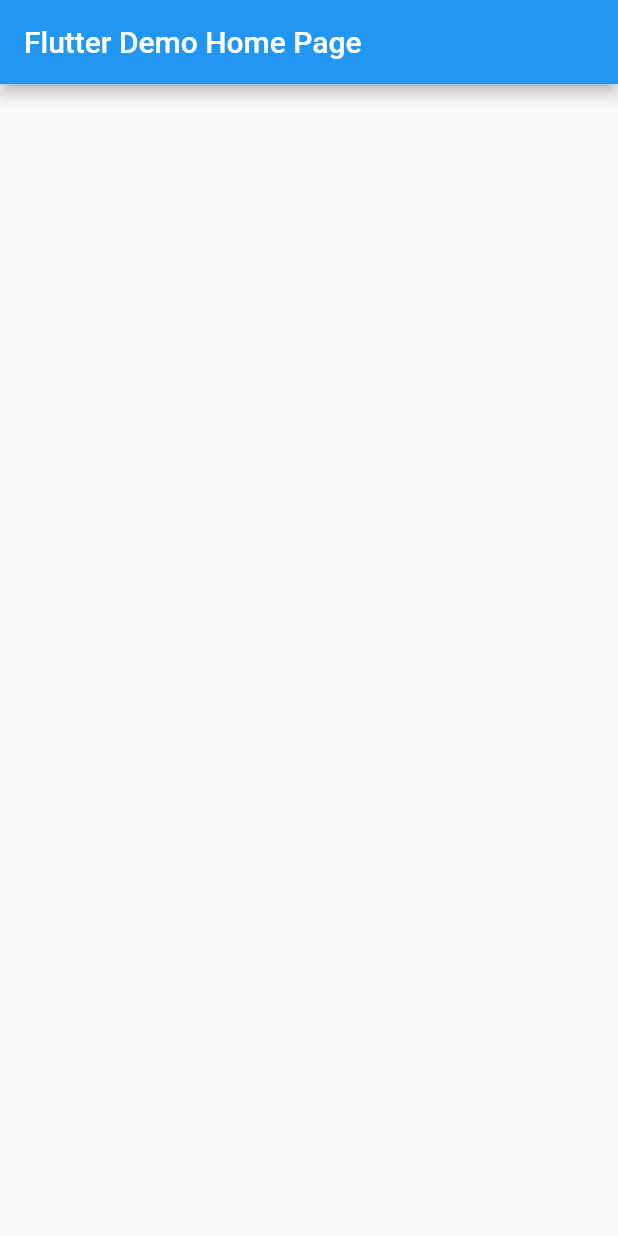
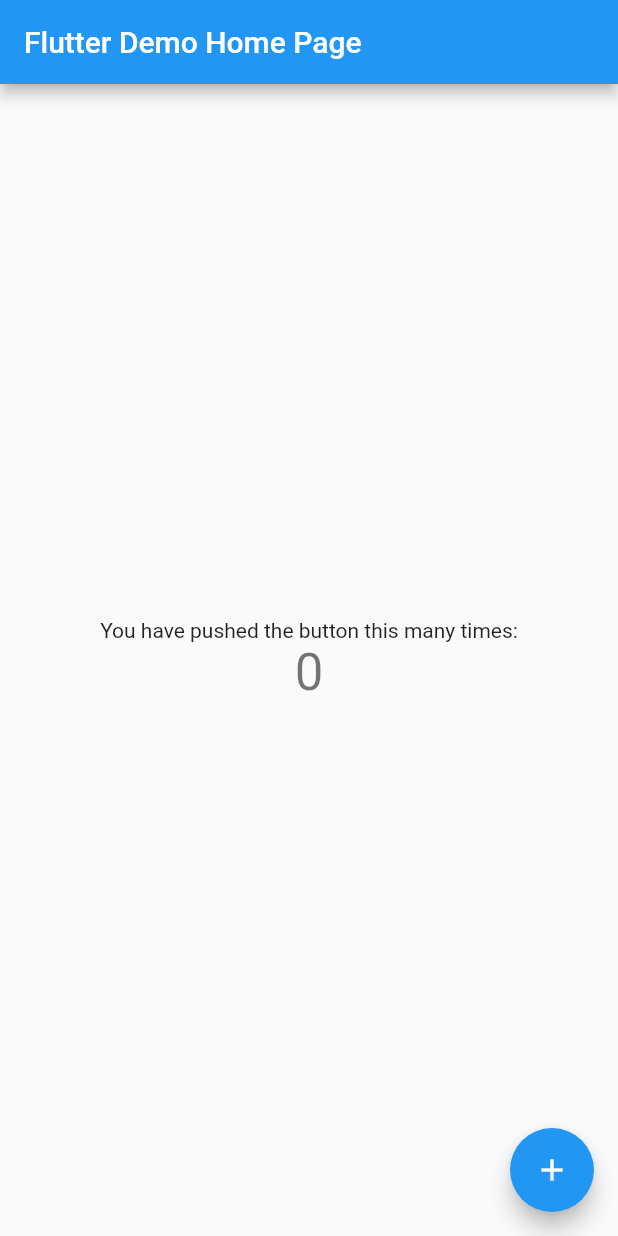
Before and after one commit to erginushi/experience_finder, a Flutter app: the screen it shows after launch, on a phone screen of 412 x 824 dp. Run offline on Flutter 3.47's test engine with Material 2 defaults, Android fonts, the phone set to English and light mode, and no system bars.

Commit message:
Wip second scr

```diff
--- a/lib/main.dart
+++ b/lib/main.dart
@@ -1,4 +1,3 @@
-import 'package:epxerience_finder/screens/home_screen.dart';
 import 'package:flutter/material.dart';
 
 void main() {
@@ -14,6 +13,15 @@ class MyApp extends StatelessWidget {
     return MaterialApp(
       title: 'Flutter Demo',
       theme: ThemeData(
+        // This is the theme of your application.
+        //
+        // Try running your application with "flutter run". You'll see the
+        // application has a blue toolbar. Then, without quitting the app, try
+        // changing the primarySwatch below to Colors.green and then invoke
+        // "hot reload" (press "r" in the console where you ran "flutter run",
+        // or simply save your changes to "hot reload" in a Flutter IDE).
+        // Notice that the counter didn't reset back to zero; the application
+        // is not restarted.
         primarySwatch: Colors.blue,
       ),
       home: const MyHomePage(title: 'Flutter Demo Home Page'),
@@ -24,6 +32,15 @@ class MyApp extends StatelessWidget {
 class MyHomePage extends StatefulWidget {
   const MyHomePage({super.key, required this.title});
 
+  // This widget is the home page of your application. It is stateful, meaning
+  // that it has a State object (defined below) that contains fields that affect
+  // how it looks.
+
+  // This class is the configuration for the state. It holds the values (in this
+  // case the title) provided by the parent (in this case the App widget) and
+  // used by the build method of the State. Fields in a Widget subclass are
+  // always marked "final".
+
   final String title;
 
   @override
@@ -31,15 +48,68 @@ class MyHomePage extends StatefulWidget {
 }
 
 class _MyHomePageState extends State<MyHomePage> {
+  int _counter = 0;
+
+  void _incrementCounter() {
+    setState(() {
+      // This call to setState tells the Flutter framework that something has
+      // changed in this State, which causes it to rerun the build method below
+      // so that the display can reflect the updated values. If we changed
+      // _counter without calling setState(), then the build method would not be
+      // called again, and so nothing would appear to happen.
+      _counter++;
+    });
+  }
+
   @override
   Widget build(BuildContext context) {
+    // This method is rerun every time setState is called, for instance as done
+    // by the _incrementCounter method above.
+    //
+    // The Flutter framework has been optimized to make rerunning build methods
+    // fast, so that you can just rebuild anything that needs updating rather
+    // than having to individually change instances of widgets.
     return Scaffold(
       appBar: AppBar(
+        // Here we take the value from the MyHomePage object that was created by
+        // the App.build method, and use it to set our appbar title.
         title: Text(widget.title),
       ),
-      body: const Center(
-        child: HomeScreen(),
+      body: Center(
+        // Center is a layout widget. It takes a single child and positions it
+        // in the middle of the parent.
+        child: Column(
+          // Column is also a layout widget. It takes a list of children and
+          // arranges them vertically. By default, it sizes itself to fit its
+          // children horizontally, and tries to be as tall as its parent.
+          //
+          // Invoke "debug painting" (press "p" in the console, choose the
+          // "Toggle Debug Paint" action from the Flutter Inspector in Android
+          // Studio, or the "Toggle Debug Paint" command in Visual Studio Code)
+          // to see the wireframe for each widget.
+          //
+          // Column has various properties to control how it sizes itself and
+          // how it positions its children. Here we use mainAxisAlignment to
+          // center the children vertically; the main axis here is the vertical
+          // axis because Columns are vertical (the cross axis would be
+          // horizontal).
+          mainAxisAlignment: MainAxisAlignment.center,
+          children: <Widget>[
+            const Text(
+              'You have pushed the button this many times:',
+            ),
+            Text(
+              '$_counter',
+              style: Theme.of(context).textTheme.headline4,
+            ),
+          ],
+        ),
       ),
+      floatingActionButton: FloatingActionButton(
+        onPressed: _incrementCounter,
+        tooltip: 'Increment',
+        child: const Icon(Icons.add),
+      ), // This trailing comma makes auto-formatting nicer for build methods.
     );
   }
 }
```
Also changed, not shown: lib/screens/experience_screen.dart (added, +40 -0 lines).
